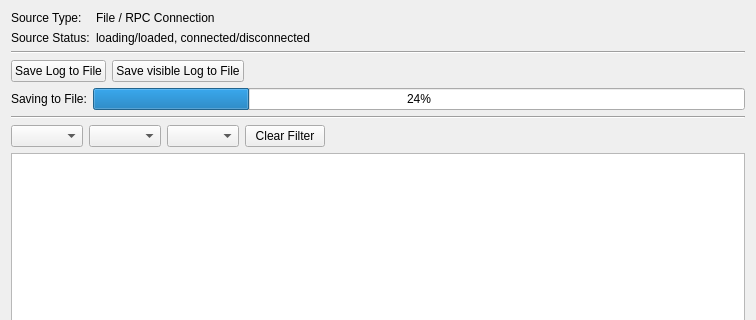
P-Hoera/CPlusPlusLogger, file LogViewer/LogTabUI.ui: the form before one commit; both pictures show x 0 to 756 and y 0 to 320 of the 756 by 607 pixel window.
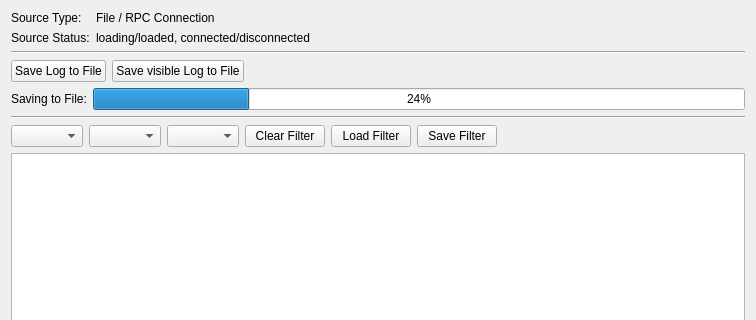
The form after the commit.

Commit message: Added Load/Save Filter as json - added new buttons to load and save filters into/from json format - added functions to load and save json files - saved json contains all Log Level and Module Name entries and their checked state - loading from json will merge Module Names with present ones and will set Log Level and Module Name to the stored checked value, items not present in the json will be set to false

```diff
--- a/LogViewer/LogTabUI.ui
+++ b/LogViewer/LogTabUI.ui
@@ -68,8 +68,6 @@
     </layout>
    </item>
    <item>
-    <layout class="QVBoxLayout" name="verticalLayout_4">
-     <item>
       <widget class="Line" name="line">
        <property name="orientation">
         <enum>Qt::Horizontal</enum>
@@ -77,6 +75,8 @@
       </widget>
      </item>
      <item>
+    <layout class="QVBoxLayout" name="verticalLayout_4">
+     <item>
       <layout class="QHBoxLayout" name="horizontalLayout_4">
        <item>
         <widget class="QPushButton" name="saveAllEntriesToFile">
@@ -128,9 +128,7 @@
     </layout>
    </item>
    <item>
-    <layout class="QVBoxLayout" name="verticalLayout_5">
-     <item>
-      <widget class="Line" name="line_2">
+    <widget class="Line" name="line_3">
        <property name="orientation">
         <enum>Qt::Horizontal</enum>
        </property>
@@ -166,6 +164,20 @@
          </property>
         </widget>
        </item>
+     <item>
+      <widget class="QPushButton" name="loadFilterButton">
+       <property name="text">
+        <string>Load Filter</string>
+       </property>
+      </widget>
+     </item>
+     <item>
+      <widget class="QPushButton" name="saveFilterButton">
+       <property name="text">
+        <string>Save Filter</string>
+       </property>
+      </widget>
+     </item>
        <item>
         <spacer name="horizontalSpacer_2">
          <property name="orientation">
@@ -178,8 +190,6 @@
           </size>
          </property>
         </spacer>
-       </item>
-      </layout>
      </item>
     </layout>
    </item>
```
Lines whose indentation alone changed are shown as unchanged. The commit also changes 2 other files.
